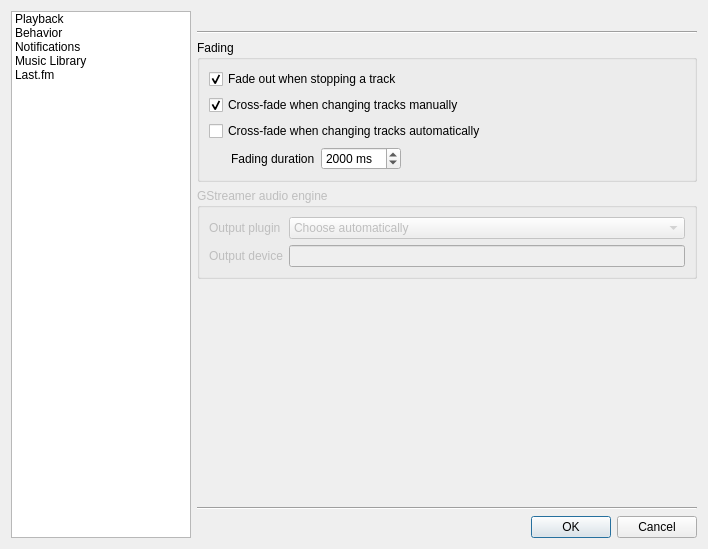
Before: the Qt Designer form src/ui/settingsdialog.ui in clementine-player/Clementine, drawn with Qt 5.
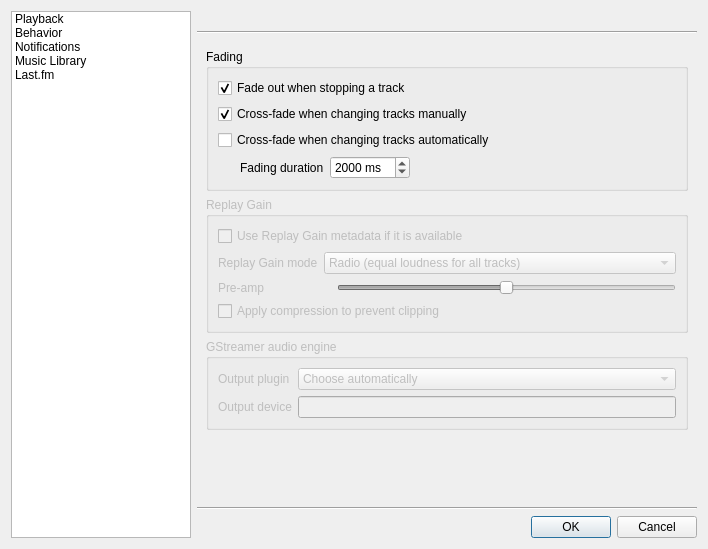
After: the same form once the commit is applied. Icons and pictures are not drawn. Custom widgets are drawn as their Qt base class.

Commit message: Replay Gain support

What changed in the file:
```diff
--- a/src/ui/settingsdialog.ui
+++ b/src/ui/settingsdialog.ui
@@ -99,10 +99,7 @@
         <number>0</number>
        </property>
        <widget class="QWidget" name="playback_page">
-        <layout class="QVBoxLayout" name="verticalLayout_2">
-         <property name="margin">
-          <number>0</number>
-         </property>
+        <layout class="QVBoxLayout" name="verticalLayout_10">
          <item>
           <widget class="QGroupBox" name="groupBox">
            <property name="title">
@@ -187,6 +184,95 @@
            </layout>
           </widget>
          </item>
+         <item>
+          <widget class="QGroupBox" name="replaygain_group">
+           <property name="enabled">
+            <bool>false</bool>
+           </property>
+           <property name="title">
+            <string>Replay Gain</string>
+           </property>
+           <layout class="QVBoxLayout" name="verticalLayout_2">
+            <item>
+             <widget class="QCheckBox" name="replaygain">
+              <property name="text">
+               <string>Use Replay Gain metadata if it is available</string>
+              </property>
+             </widget>
+            </item>
+            <item>
+             <widget class="QWidget" name="widget" native="true">
+              <property name="enabled">
+               <bool>false</bool>
+              </property>
+              <layout class="QFormLayout" name="formLayout_4">
+               <property name="margin">
+                <number>0</number>
+               </property>
+               <item row="0" column="0">
+                <widget class="QLabel" name="label_8">
+                 <property name="text">
+                  <string>Replay Gain mode</string>
+                 </property>
+                </widget>
+               </item>
+               <item row="0" column="1">
+                <widget class="QComboBox" name="replaygain_mode">
+                 <item>
+                  <property name="text">
+                   <string>Radio (equal loudness for all tracks)</string>
+                  </property>
+                 </item>
+                 <item>
+                  <property name="text">
+                   <string>Album (ideal loudness for all tracks)</string>
+                  </property>
+                 </item>
+                </widget>
+               </item>
+               <item row="1" column="0">
+                <widget class="QLabel" name="label_9">
+                 <property name="text">
+                  <string>Pre-amp</string>
+                 </property>
+                </widget>
+               </item>
+               <item row="1" column="1">
+                <layout class="QHBoxLayout" name="horizontalLayout_4">
+                 <item>
+                  <widget class="QLabel" name="replaygain_preamp_label"/>
+                 </item>
+                 <item>
+                  <widget class="StickySlider" name="replaygain_preamp">
+                   <property name="maximum">
+                    <number>300</number>
+                   </property>
+                   <property name="value">
+                    <number>150</number>
+                   </property>
+                   <property name="orientation">
+                    <enum>Qt::Horizontal</enum>
+                   </property>
+                   <property name="sticky_center" stdset="0">
+                    <number>150</number>
+                   </property>
+                  </widget>
+                 </item>
+                </layout>
+               </item>
+               <item row="2" column="0" colspan="2">
+                <widget class="QCheckBox" name="replaygain_compression">
+                 <property name="text">
+                  <string>Apply compression to prevent clipping</string>
+                 </property>
+                </widget>
+               </item>
+              </layout>
+             </widget>
+            </item>
+           </layout>
+          </widget>
+         </item>
          <item>
           <widget class="QGroupBox" name="gst_group">
            <property name="enabled">
@@ -553,6 +639,11 @@
    <header>library/libraryconfig.h</header>
    <container>1</container>
   </customwidget>
+  <customwidget>
+   <class>StickySlider</class>
+   <extends>QSlider</extends>
+   <header>widgets/stickyslider.h</header>
+  </customwidget>
  </customwidgets>
  <tabstops>
   <tabstop>list</tabstop>
```
Left out of the diff: 35 changed lines with no effect on the pictures. The commit also changes 30 other files.
